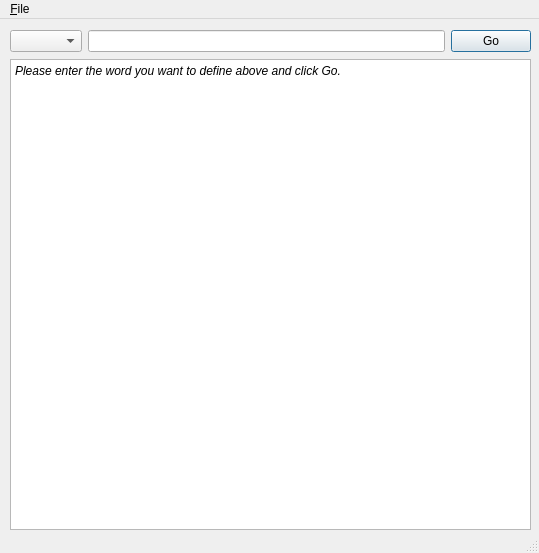
The window that qdict/ui/ui_mainwindow.ui (nmbooker/qdict) describes before a commit, drawn with Qt 5.
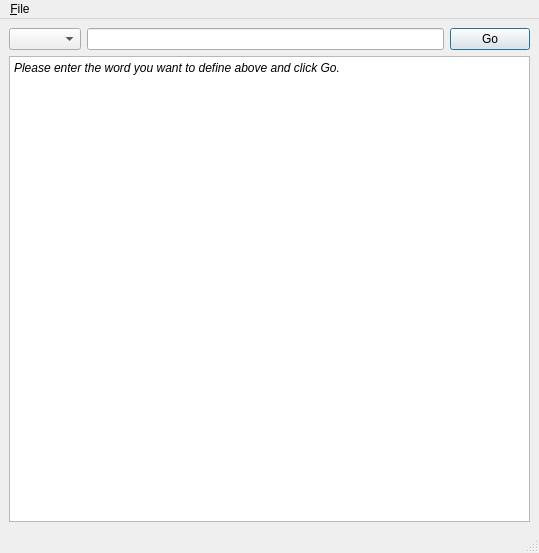
The same window after the commit.

Commit message: Resizable window.  Closes #6

Patch:
```diff
--- a/qdict/ui/ui_mainwindow.ui
+++ b/qdict/ui/ui_mainwindow.ui
@@ -14,32 +14,8 @@
    <string>QDict</string>
   </property>
   <widget class="QWidget" name="centralwidget">
-   <widget class="QTextBrowser" name="textBrowser">
-    <property name="geometry">
-     <rect>
-      <x>10</x>
-      <y>40</y>
-      <width>521</width>
-      <height>471</height>
-     </rect>
-    </property>
-    <property name="html">
-     <string>&lt;!DOCTYPE HTML PUBLIC &quot;-//W3C//DTD HTML 4.0//EN&quot; &quot;http://www.w3.org/TR/REC-html40/strict.dtd&quot;&gt;
-&lt;html&gt;&lt;head&gt;&lt;meta name=&quot;qrichtext&quot; content=&quot;1&quot; /&gt;&lt;style type=&quot;text/css&quot;&gt;
-p, li { white-space: pre-wrap; }
-&lt;/style&gt;&lt;/head&gt;&lt;body style=&quot; font-family:'Ubuntu'; font-size:9pt; font-weight:400; font-style:normal;&quot;&gt;
-&lt;p style=&quot; margin-top:0px; margin-bottom:0px; margin-left:0px; margin-right:0px; -qt-block-indent:0; text-indent:0px;&quot;&gt;&lt;span style=&quot; font-style:italic;&quot;&gt;Please enter the word you want to define above and click Go.&lt;/span&gt;&lt;/p&gt;&lt;/body&gt;&lt;/html&gt;</string>
-    </property>
-   </widget>
-   <widget class="QWidget" name="layoutWidget">
-    <property name="geometry">
-     <rect>
-      <x>10</x>
-      <y>10</y>
-      <width>521</width>
-      <height>25</height>
-     </rect>
-    </property>
+   <layout class="QVBoxLayout" name="verticalLayout">
+    <item>
     <layout class="QHBoxLayout" name="horizontalLayout">
      <item>
       <widget class="QComboBox" name="method_selector"/>
@@ -58,7 +34,19 @@
       </widget>
      </item>
     </layout>
-   </widget>
+    </item>
+    <item>
+     <widget class="QTextBrowser" name="textBrowser">
+      <property name="html">
+       <string>&lt;!DOCTYPE HTML PUBLIC &quot;-//W3C//DTD HTML 4.0//EN&quot; &quot;http://www.w3.org/TR/REC-html40/strict.dtd&quot;&gt;
+&lt;html&gt;&lt;head&gt;&lt;meta name=&quot;qrichtext&quot; content=&quot;1&quot; /&gt;&lt;style type=&quot;text/css&quot;&gt;
+p, li { white-space: pre-wrap; }
+&lt;/style&gt;&lt;/head&gt;&lt;body style=&quot; font-family:'Ubuntu'; font-size:9pt; font-weight:400; font-style:normal;&quot;&gt;
+&lt;p style=&quot; margin-top:0px; margin-bottom:0px; margin-left:0px; margin-right:0px; -qt-block-indent:0; text-indent:0px;&quot;&gt;&lt;span style=&quot; font-style:italic;&quot;&gt;Please enter the word you want to define above and click Go.&lt;/span&gt;&lt;/p&gt;&lt;/body&gt;&lt;/html&gt;</string>
+      </property>
+     </widget>
+    </item>
+   </layout>
   </widget>
   <widget class="QMenuBar" name="menubar">
    <property name="geometry">
```
Lines whose indentation alone changed are shown as unchanged.
